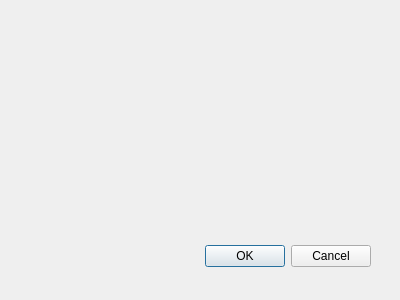
The window that Helper/repositorymanagedialog.ui (alate/Helper) describes before a commit, drawn with Qt 5.
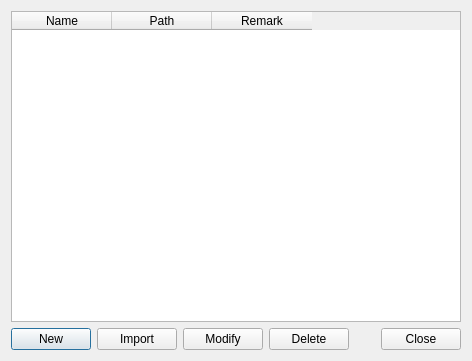
The same window after the commit.

The edit to the form file:
```diff
--- a/Helper/repositorymanagedialog.ui
+++ b/Helper/repositorymanagedialog.ui
@@ -8,29 +8,90 @@
    <rect>
     <x>0</x>
     <y>0</y>
-    <width>400</width>
-    <height>300</height>
+    <width>472</width>
+    <height>361</height>
    </rect>
   </property>
   <property name="windowTitle">
    <string>Dialog</string>
   </property>
-  <widget class="QDialogButtonBox" name="buttonBox">
-   <property name="geometry">
-    <rect>
-     <x>30</x>
-     <y>240</y>
-     <width>341</width>
-     <height>32</height>
-    </rect>
-   </property>
-   <property name="orientation">
-    <enum>Qt::Horizontal</enum>
-   </property>
-   <property name="standardButtons">
-    <set>QDialogButtonBox::Cancel|QDialogButtonBox::Ok</set>
-   </property>
-  </widget>
+  <layout class="QVBoxLayout" name="verticalLayout">
+   <item>
+    <widget class="QTableWidget" name="repositoryTableWidget">
+     <column>
+      <property name="text">
+       <string>Name</string>
+      </property>
+     </column>
+     <column>
+      <property name="text">
+       <string>Path</string>
+      </property>
+     </column>
+     <column>
+      <property name="text">
+       <string>Remark</string>
+      </property>
+     </column>
+    </widget>
+   </item>
+   <item>
+    <layout class="QHBoxLayout" name="horizontalLayout_2">
+     <item>
+      <layout class="QHBoxLayout" name="horizontalLayout">
+       <item>
+        <widget class="QPushButton" name="newPushButton">
+         <property name="text">
+          <string>New</string>
+         </property>
+        </widget>
+       </item>
+       <item>
+        <widget class="QPushButton" name="importPushButton">
+         <property name="text">
+          <string>Import</string>
+         </property>
+        </widget>
+       </item>
+       <item>
+        <widget class="QPushButton" name="modifyPushButton">
+         <property name="text">
+          <string>Modify</string>
+         </property>
+        </widget>
+       </item>
+       <item>
+        <widget class="QPushButton" name="deletePushButton">
+         <property name="text">
+          <string>Delete</string>
+         </property>
+        </widget>
+       </item>
+      </layout>
+     </item>
+     <item>
+      <spacer name="horizontalSpacer">
+       <property name="orientation">
+        <enum>Qt::Horizontal</enum>
+       </property>
+       <property name="sizeHint" stdset="0">
+        <size>
+         <width>108</width>
+         <height>20</height>
+        </size>
+       </property>
+      </spacer>
+     </item>
+     <item>
+      <widget class="QPushButton" name="closePushButton">
+       <property name="text">
+        <string>Close</string>
+       </property>
+      </widget>
+     </item>
+    </layout>
+   </item>
+  </layout>
  </widget>
  <pixmapfunction/>
  <resources/>
```
Left out of the diff: 40 changed lines with no effect on the pictures.
